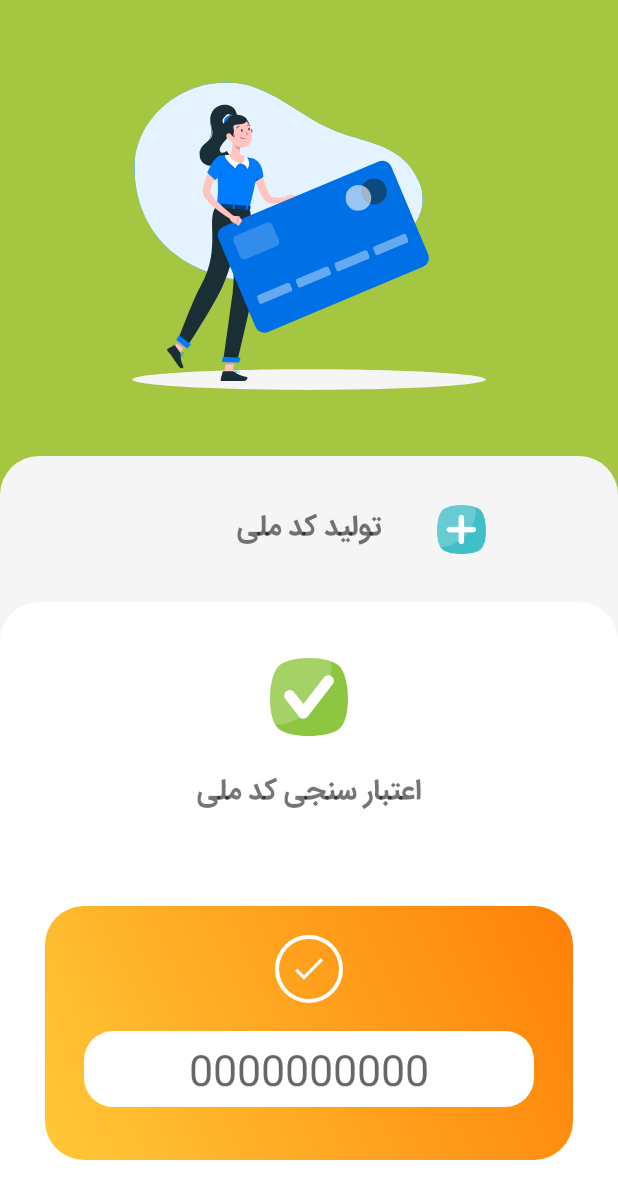
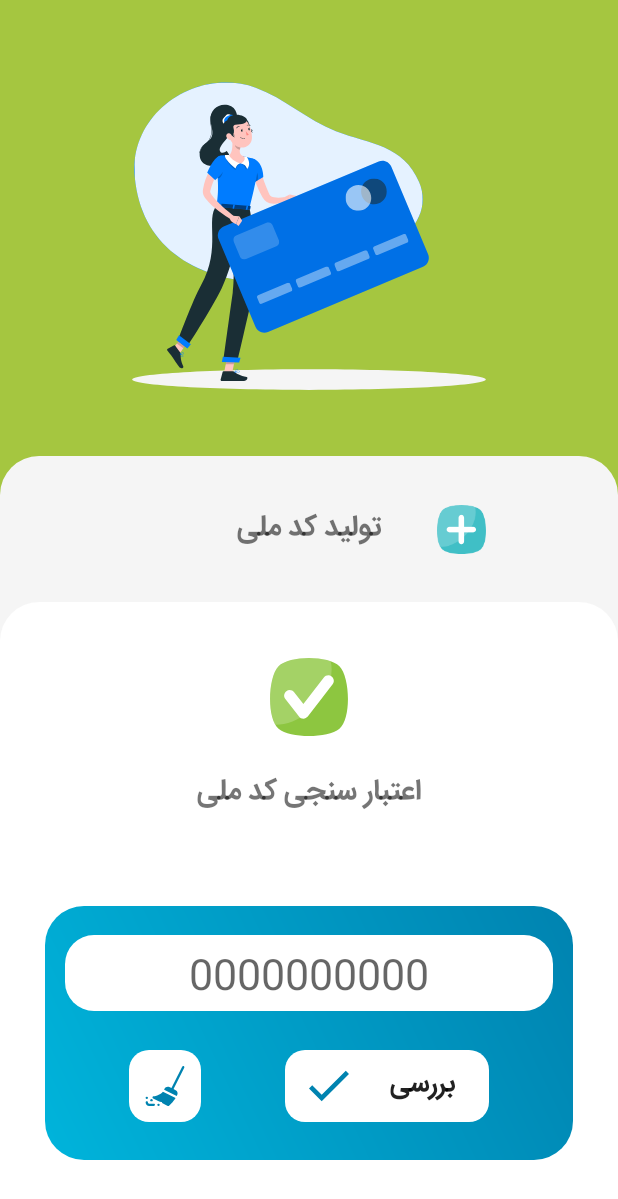
Before and after one commit to alimemco/NationalCode, an Android app: the screen it shows after launch (MainActivity), after a tap on an icon or button, on a phone screen of 412 x 824 dp. Shown: the top 1199 px of the screen. Run offline under Robolectric (Android 15) with nearby library versions, the phone set to English and light mode, and no system bars; our stand-ins replace sdp/ssp sizes; libraries missing offline, so code that uses them is left out: com.hanks.htextview; plain views replace EvaporateTextView; 1 statement that could not run was skipped; 3 other taps on this screen came first.

Commit message:
change validate layout

```diff
--- a/app/src/main/java/com/alirnp/nationalcode/MainActivity.java
+++ b/app/src/main/java/com/alirnp/nationalcode/MainActivity.java
@@ -28,12 +28,11 @@ public class MainActivity extends AppCompatActivity implements View.OnClickListe
     private View mViewGenerate;
     private View mViewValidate;
     private HTextView mTextViewCode;
-    private TextView mTextViewStatus;
     private ImageView mImageViewRepeat;
     private EditText mEditTextCode;
     private ImageView mImageViewGenerate;
     private ImageView mImageViewCopy;
-    private ImageView mImageViewCheckValidate;
+    private ConstraintLayout mImageViewCheckValidate;
 
     private State state = State.DEFAULT;
 
@@ -55,13 +54,8 @@ public class MainActivity extends AppCompatActivity implements View.OnClickListe
         findViews();
 
         setListeners();
-        config();
-
     }
 
-    private void config() {
-        showStatusItems(false);
-    }
 
     private void setListeners() {
 
@@ -84,12 +78,11 @@ public class MainActivity extends AppCompatActivity implements View.OnClickListe
         mViewValidate = findViewById(R.id.activity_main_state_view_validation);
 
         mTextViewCode = findViewById(R.id.textView_code);
-        mTextViewStatus = findViewById(R.id.textView_status);
         mEditTextCode = findViewById(R.id.editText_code);
         mImageViewGenerate = findViewById(R.id.imageView_generateCode);
         mImageViewCopy = findViewById(R.id.imageView_copyCode);
         mImageViewCheckValidate = findViewById(R.id.imageView_checkValidateCode);
-        mImageViewRepeat = findViewById(R.id.imageView_repeat);
+        mImageViewRepeat = findViewById(R.id.imageView_clear);
     }
 
     @Override
@@ -178,9 +171,7 @@ public class MainActivity extends AppCompatActivity implements View.OnClickListe
 
                 break;
 
-            case R.id.imageView_repeat:
-
-                showStatusItems(false);
+            case R.id.imageView_clear:
                 mEditTextCode.setText("");
 
                 break;
@@ -206,15 +197,7 @@ public class MainActivity extends AppCompatActivity implements View.OnClickListe
     private void checkStatusCode(boolean validate) {
 
         int text = validate ? R.string.national_code_true : R.string.national_code_false;
-        mTextViewStatus.setText(getResources().getText(text));
-
-        showStatusItems(true);
-    }
-
-    private void showStatusItems(boolean show) {
-        mTextViewStatus.setVisibility(show ? View.VISIBLE : View.INVISIBLE);
-        mImageViewRepeat.setVisibility(show ? View.VISIBLE : View.INVISIBLE);
-        mImageViewCheckValidate.setVisibility(show ? View.INVISIBLE : View.VISIBLE);
+        Toast.makeText(this, getResources().getText(text), Toast.LENGTH_SHORT).show();
     }
 
 
--- /dev/null
+++ b/app/src/main/res/drawable-v21/shape_white_border.xml
@@ -0,0 +1,9 @@
+<?xml version="1.0" encoding="utf-8"?>
+<ripple android:color="@color/blue_2" xmlns:android="http://schemas.android.com/apk/res/android">
+<item>
+    <shape>
+        <corners android:radius="@dimen/_10sdp"/>
+        <solid android:color="@color/white"/>
+    </shape>
+</item>
+</ripple>
--- /dev/null
+++ b/app/src/main/res/drawable/ic_clear.xml
@@ -0,0 +1,24 @@
+<vector xmlns:android="http://schemas.android.com/apk/res/android"
+    android:width="512dp"
+    android:height="512dp"
+    android:viewportWidth="512"
+    android:viewportHeight="512">
+  <path
+      android:fillColor="#FF000000"
+      android:pathData="m495.718,1.582c-7.456,-3.691 -16.421,-0.703 -20.142,6.694l-136.92,274.08 -26.818,-13.433c-22.207,-11.118 -49.277,-2.065 -60.396,20.083l-6.713,13.405 160.957,80.616 6.713,-13.411c11.087,-22.143 2.227,-49.18 -20.083,-60.381l-26.823,-13.435 136.919,-274.077c3.706,-7.412 0.703,-16.421 -6.694,-20.141z"/>
+  <path
+      android:fillColor="#FF000000"
+      android:pathData="M173,497m-15,0a15,15 0,1 1,30 0a15,15 0,1 1,-30 0"/>
+  <path
+      android:fillColor="#FF000000"
+      android:pathData="M23,407m-15,0a15,15 0,1 1,30 0a15,15 0,1 1,-30 0"/>
+  <path
+      android:fillColor="#FF000000"
+      android:pathData="M83,437m-15,0a15,15 0,1 1,30 0a15,15 0,1 1,-30 0"/>
+  <path
+      android:fillColor="#FF000000"
+      android:pathData="m113,482h-60c-8.276,0 -15,-6.724 -15,-15 0,-8.291 -6.709,-15 -15,-15s-15,6.709 -15,15c0,24.814 20.186,45 45,45h60c8.291,0 15,-6.709 15,-15s-6.709,-15 -15,-15z"/>
+  <path
+      android:fillColor="#FF000000"
+      android:pathData="m108.635,388.074c-6.563,0.82 -11.807,5.845 -12.92,12.349 -1.113,6.519 2.153,12.993 8.057,15.952l71.675,35.889c12.935,6.475 27.231,9.053 41.177,7.573 -1.641,6.65 1.479,13.784 7.852,16.992l67.061,33.589c5.636,2.78 12.169,1.8 16.685,-2.197 2.347,-2.091 53.436,-48.056 83.3,-98.718l-161.605,-80.94c-36.208,48.109 -120.363,59.39 -121.282,59.511z"/>
+</vector>
--- /dev/null
+++ b/app/src/main/res/drawable/shape_gradient_blue.xml
@@ -0,0 +1,11 @@
+<?xml version="1.0" encoding="utf-8"?>
+<shape xmlns:android="http://schemas.android.com/apk/res/android">
+
+    <gradient
+        android:angle="225"
+        android:endColor="@color/blue_1"
+        android:startColor="@color/blue_2"
+        android:type="linear" />
+    <corners android:radius="@dimen/_20sdp" />
+
+</shape>
--- /dev/null
+++ b/app/src/main/res/drawable/shape_white_border.xml
@@ -0,0 +1,6 @@
+<?xml version="1.0" encoding="utf-8"?>
+<shape xmlns:android="http://schemas.android.com/apk/res/android">
+
+    <corners android:radius="@dimen/_10sdp" />
+    <solid android:color="@color/white" />
+</shape>
--- a/app/src/main/res/layout/activity_main_state_default.xml
+++ b/app/src/main/res/layout/activity_main_state_default.xml
@@ -68,7 +68,7 @@
         android:layout_height="@dimen/_130sdp"
         android:layout_marginStart="30dp"
         android:layout_marginEnd="30dp"
-        android:background="@drawable/shape_card"
+        android:background="@drawable/shape_gradient_orange"
         android:fontFamily="@font/iran_sans_bold"
         android:textSize="@dimen/_15sdp"
         app:layout_constraintBottom_toBottomOf="@+id/activity_main_state_view_validation"
@@ -165,12 +165,14 @@
         android:layout_height="@dimen/_130sdp"
         android:layout_marginStart="30dp"
         android:layout_marginEnd="30dp"
-        android:background="@drawable/shape_card"
+        android:visibility="gone"
+        android:background="@drawable/shape_gradient_blue"
         android:fontFamily="@font/iran_sans_bold"
         android:textSize="@dimen/_15sdp"
+        app:layout_constraintBottom_toBottomOf="@+id/activity_main_state_view_validation"
         app:layout_constraintEnd_toEndOf="parent"
         app:layout_constraintStart_toStartOf="parent"
-        app:layout_constraintTop_toBottomOf="parent"
+        app:layout_constraintTop_toTopOf="@+id/activity_main_state_view_validation"
         app:layout_constraintVertical_bias="0.8">
 
 
@@ -178,67 +180,81 @@
             android:id="@+id/editText_code"
             android:layout_width="0dp"
             android:layout_height="wrap_content"
-            android:layout_marginStart="@dimen/_20sdp"
-            android:layout_marginEnd="@dimen/_20sdp"
+            android:layout_marginLeft="@dimen/_10sdp"
+            android:layout_marginTop="@dimen/_15sdp"
+            android:layout_marginRight="@dimen/_10sdp"
             android:background="@drawable/selector_edit_text"
             android:gravity="center"
             android:hint="@string/sample_national_code_2"
             android:inputType="number"
             android:maxLength="10"
             android:textSize="@dimen/_22sdp"
-            app:layout_constraintBottom_toBottomOf="parent"
             app:layout_constraintLeft_toLeftOf="parent"
             app:layout_constraintRight_toRightOf="parent"
-            app:layout_constraintTop_toTopOf="parent"
-            app:layout_constraintVertical_bias="0.7" />
+            app:layout_constraintTop_toTopOf="parent" />
+
+
+        <androidx.constraintlayout.widget.ConstraintLayout
+            android:id="@+id/imageView_checkValidateCode"
+            android:layout_width="wrap_content"
+            android:layout_height="wrap_content"
+            android:background="@drawable/shape_white_border"
+            android:clickable="true"
+            android:focusable="true"
+            android:orientation="horizontal"
+            app:layout_constraintBottom_toBottomOf="parent"
+            app:layout_constraintLeft_toRightOf="@+id/imageView_clear"
+            app:layout_constraintRight_toRightOf="parent"
+            app:layout_constraintTop_toBottomOf="@+id/editText_code">
+
+            <androidx.appcompat.widget.AppCompatImageView
+                android:id="@+id/imageView_repeat2"
+                android:layout_width="@dimen/_37sdp"
+                android:layout_height="@dimen/_37sdp"
+                android:adjustViewBounds="true"
+                android:background="@drawable/ripple"
+                android:paddingLeft="@dimen/_8sdp"
+                android:paddingTop="@dimen/_8sdp"
+                android:paddingBottom="@dimen/_8sdp"
+                android:tint="@color/blue_2"
+                app:layout_constraintBottom_toBottomOf="@+id/imageView_repeat1"
+                app:layout_constraintLeft_toLeftOf="parent"
+                app:layout_constraintRight_toLeftOf="@+id/imageView_repeat1"
+                app:layout_constraintTop_toTopOf="parent"
+                app:srcCompat="@drawable/ic_tick" />
+
+            <Button
+                android:id="@+id/imageView_repeat1"
+                android:layout_width="wrap_content"
+                android:layout_height="@dimen/_37sdp"
+                android:background="@null"
+                android:fontFamily="@font/iran_sans_bold"
+                android:text="بررسی"
+                android:clickable="false"
+                android:focusable="false"
+                android:textSize="18sp"
+                app:layout_constraintBottom_toBottomOf="parent"
+                app:layout_constraintLeft_toRightOf="@+id/imageView_repeat2"
+                app:layout_constraintRight_toRightOf="parent"
+                app:layout_constraintTop_toTopOf="parent" />
+
+
+        </androidx.constraintlayout.widget.ConstraintLayout>
 
         <androidx.appcompat.widget.AppCompatImageView
-            android:id="@+id/imageView_checkValidateCode"
-            android:layout_width="@dimen/_35sdp"
-            android:layout_height="@dimen/_35sdp"
-            android:layout_marginStart="@dimen/_15sdp"
-            android:layout_marginEnd="@dimen/_15sdp"
-            android:background="@drawable/ripple_circle"
-            android:padding="@dimen/_10sdp"
-            android:tint="@color/white"
-            app:layout_constraintBottom_toTopOf="@+id/editText_code"
-            app:layout_constraintEnd_toEndOf="@+id/editText_code"
-            app:layout_constraintStart_toStartOf="@+id/editText_code"
-            app:layout_constraintTop_toTopOf="parent"
-            app:srcCompat="@drawable/ic_tick" />
-
-        <androidx.appcompat.widget.AppCompatImageView
-            android:id="@+id/imageView_repeat"
-            android:layout_width="@dimen/_42sdp"
-            android:layout_height="@dimen/_42sdp"
-            android:layout_marginStart="@dimen/_15sdp"
-            android:layout_marginEnd="@dimen/_15sdp"
-            android:background="@drawable/ripple"
-            android:padding="@dimen/_10sdp"
-            android:tint="@color/white"
-            android:visibility="invisible"
-            app:layout_constraintBottom_toBottomOf="@+id/textView_status"
-            app:layout_constraintEnd_toStartOf="@+id/textView_status"
-            app:layout_constraintStart_toStartOf="parent"
-            app:layout_constraintTop_toTopOf="@+id/textView_status"
-            app:srcCompat="@drawable/ic_refresh" />
-
-        <androidx.appcompat.widget.AppCompatTextView
-            android:id="@+id/textView_status"
-            android:layout_width="wrap_content"
-            android:layout_height="wrap_content"
-            android:layout_marginStart="@dimen/_15sdp"
-            android:layout_marginEnd="@dimen/_15sdp"
-            android:fontFamily="@font/iran_sans"
-            android:gravity="center"
-            android:textColor="@color/white"
-            android:textSize="@dimen/_17sdp"
-            android:visibility="gone"
-            app:layout_constraintBottom_toTopOf="@+id/editText_code"
-            app:layout_constraintEnd_toEndOf="@+id/editText_code"
-            app:layout_constraintStart_toStartOf="@+id/editText_code"
-            app:layout_constraintTop_toTopOf="parent"
-            tools:text="@string/national_code_true" />
+            android:id="@+id/imageView_clear"
+            android:layout_width="@dimen/_37sdp"
+            android:layout_height="@dimen/_37sdp"
+            android:background="@drawable/shape_white_border"
+            android:clickable="true"
+            android:focusable="true"
+            android:padding="@dimen/_8sdp"
+            android:tint="@color/blue_2"
+            app:layout_constraintBottom_toBottomOf="@+id/imageView_checkValidateCode"
+            app:layout_constraintLeft_toLeftOf="parent"
+            app:layout_constraintRight_toLeftOf="@+id/imageView_checkValidateCode"
+            app:layout_constraintTop_toTopOf="@+id/imageView_checkValidateCode"
+            app:srcCompat="@drawable/ic_clear" />
 
 
     </androidx.constraintlayout.widget.ConstraintLayout>
--- a/app/src/main/res/values/colors.xml
+++ b/app/src/main/res/values/colors.xml
@@ -6,4 +6,6 @@
     <color name="white">#FFFFFF</color>
     <color name="black">#000000</color>
     <color name="gray">#F5F5F5</color>
+    <color name="blue_1">#00B4DB</color>
+    <color name="blue_2">#0083B0</color>
 </resources>
```
Also changed, not shown: app/src/main/res/layout/activity_main_state_generate.xml (+70 -55 lines), app/src/main/res/layout/activity_main_state_validate.xml (+68 -56 lines), app/src/main/res/drawable/shape_gradient_orange.xml (renamed from app/src/main/res/drawable/shape_card.xml).
